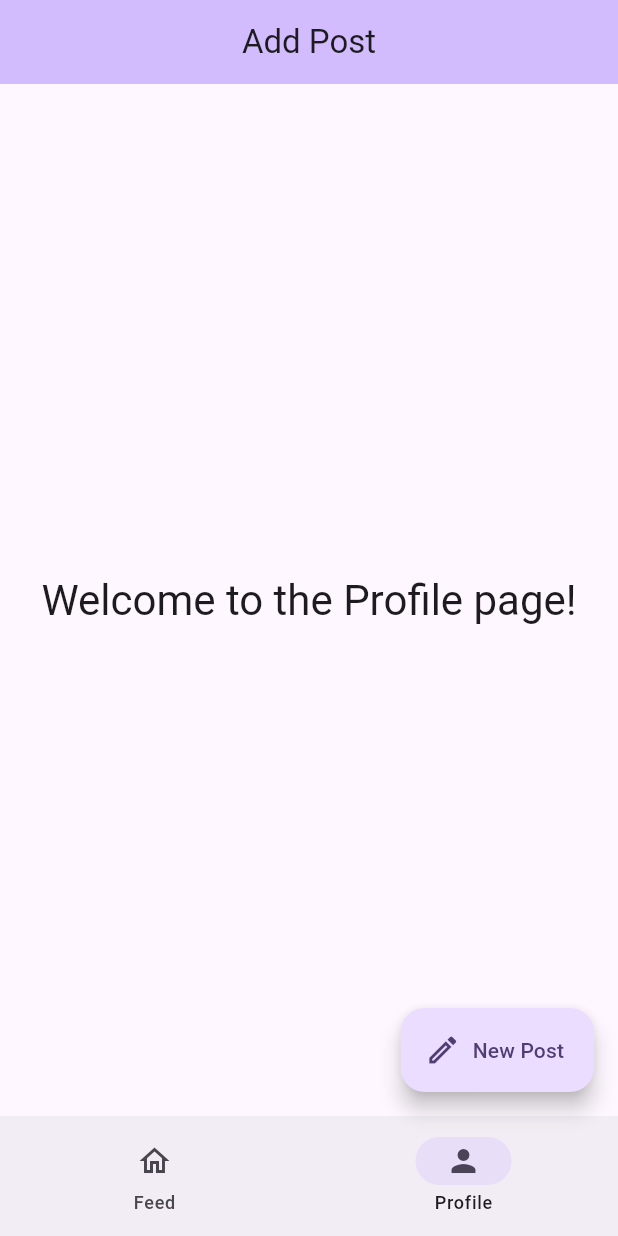
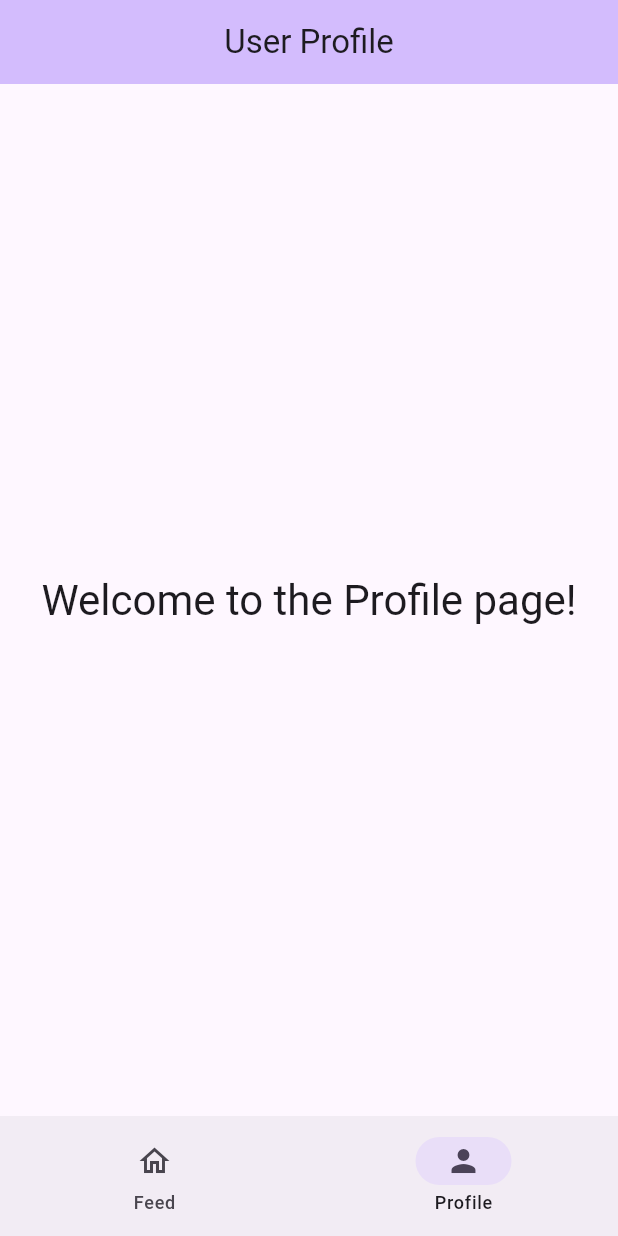
Before and after one commit to noAudio/pawfiki, a Flutter app: the screen it shows after launch, item 2 of the bottom bar chosen, on a phone screen of 412 x 824 dp. Run offline on Flutter 3.47's test engine with Material 3 defaults, Android fonts, the phone set to English and light mode, and no system bars; our stand-ins replace flutter_redux, redux.

Commit message:
Keep FAB on one tab; Refactor

```diff
--- a/lib/screens/home.dart
+++ b/lib/screens/home.dart
@@ -23,13 +23,13 @@ class MyHomePage extends StatelessWidget {
               child: Text(
                 state.bottomNavigationBarIndex == 0
                     ? "General Feed"
-                    : state.bottomNavigationBarIndex == 1
-                    ? "Add Post"
                     : "User Profile",
               ),
             ),
           ),
-          floatingActionButton: FloatingActionButton.extended(
+          floatingActionButton:
+              state.bottomNavigationBarIndex == 0
+                  ? FloatingActionButton.extended(
                     onPressed: () {
                       showModalBottomSheet(
                         context: context,
@@ -40,7 +40,8 @@ class MyHomePage extends StatelessWidget {
                     },
                     label: const Text('New Post'),
                     icon: Icon(Icons.edit_outlined),
-          ),
+                  )
+                  : null,
           body:
               <Widget>[
                 const GeneralFeed(),
@@ -59,7 +60,11 @@ class MyHomePage extends StatelessWidget {
                 label: "Feed",
               ),
               // NavigationDestination(icon: Icon(Icons.add), label: "New Post"),
-              NavigationDestination(icon: Icon(Icons.person), label: "Profile"),
+              NavigationDestination(
+                selectedIcon: Icon(Icons.person),
+                icon: Icon(Icons.person_outlined),
+                label: "Profile",
+              ),
             ],
           ),
         );
```
Lines whose indentation alone changed are shown as unchanged.
